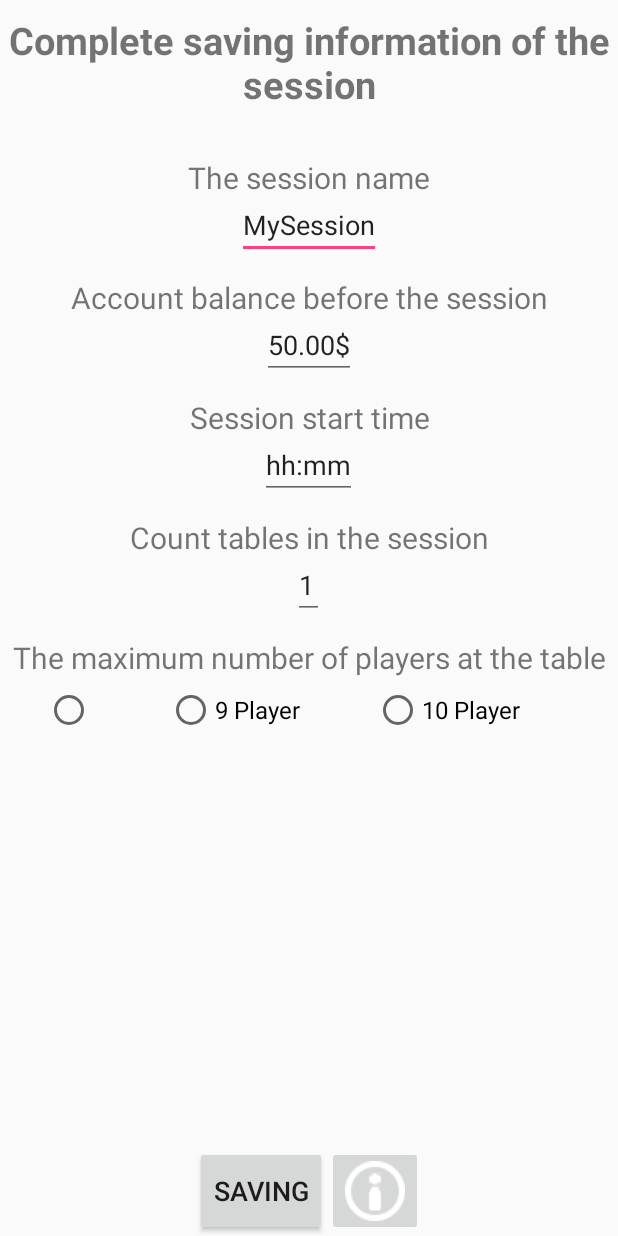
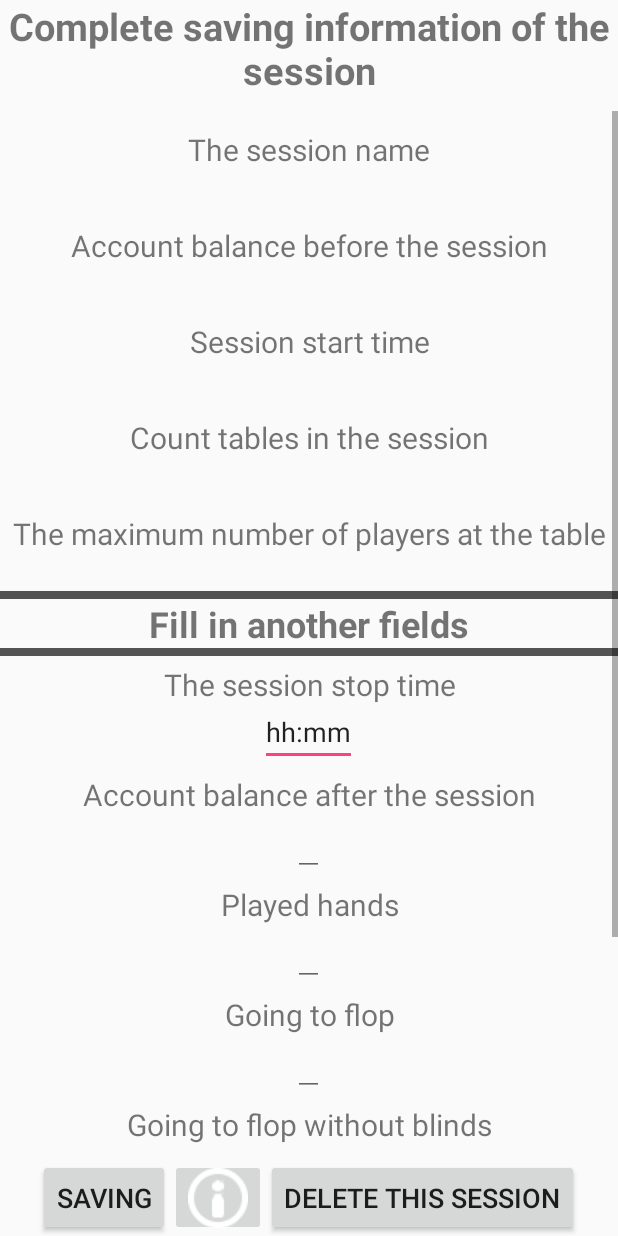
Before and after one commit to SebastianJavaGame/Poker-statistic, an Android app: the layout activity_save_data_after.xml on its own in the app's theme, with its tools: preview values and no code run, on a phone screen of 412 x 824 dp. Run offline under Robolectric (Android 15) with nearby library versions, the phone set to English and light mode, and no system bars.

Commit message:
Prepared layout with fields after the session

```diff
--- a/app/src/main/res/layout/activity_save_data_after.xml
+++ b/app/src/main/res/layout/activity_save_data_after.xml
@@ -13,8 +13,7 @@
         android:text="@string/header_activity_save_data_after"
         android:gravity="center"
         android:textSize="25dp"
-        android:textStyle="bold"
-        android:layout_weight="1"/>
+        android:textStyle="bold" />
 
     <ScrollView
         android:layout_width="match_parent"
@@ -36,14 +35,12 @@
                 android:gravity="center"
                 android:paddingTop="12dp"/>
 
-            <EditText
-                android:id="@+id/id_table"
+            <TextView
+                android:id="@+id/id_table_after"
                 android:layout_width="wrap_content"
                 android:layout_height="wrap_content"
                 android:paddingTop="5dp"
-                android:layout_gravity="center"
-                android:text="@string/activity_save_data_default_0"
-                android:inputType="number"/>
+                android:layout_gravity="center" />
 
             <TextView
                 android:layout_width="match_parent"
@@ -53,14 +50,13 @@
                 android:gravity="center"
                 android:paddingTop="12dp"/>
 
-            <EditText
-                android:id="@+id/balance_before"
+            <TextView
+                android:id="@+id/balance_after"
                 android:layout_width="wrap_content"
                 android:layout_height="wrap_content"
                 android:paddingTop="5dp"
-                android:layout_gravity="center"
-                android:text="@string/activity_save_data_default_1"
-                android:inputType="numberDecimal"/>
+                android:layout_gravity="center" />
+
 
             <TextView
                 android:layout_width="match_parent"
@@ -70,14 +66,12 @@
                 android:gravity="center"
                 android:paddingTop="12dp"/>
 
-            <EditText
-                android:id="@+id/time_before"
+            <TextView
+                android:id="@+id/time_after"
                 android:layout_width="wrap_content"
                 android:layout_height="wrap_content"
                 android:paddingTop="5dp"
-                android:layout_gravity="center"
-                android:text="@string/activity_save_data_default_2"
-                android:inputType="datetime"/>
+                android:layout_gravity="center" />
 
             <TextView
                 android:layout_width="match_parent"
@@ -87,14 +81,12 @@
                 android:gravity="center"
                 android:paddingTop="12dp"/>
 
-            <EditText
-                android:id="@+id/count_tables"
+            <TextView
+                android:id="@+id/count_tables_after"
                 android:layout_width="wrap_content"
                 android:layout_height="wrap_content"
                 android:paddingTop="5dp"
-                android:layout_gravity="center"
-                android:text="@string/activity_save_data_default_3"
-                android:inputType="number"/>
+                android:layout_gravity="center" />
 
             <TextView
                 android:layout_width="match_parent"
@@ -104,38 +96,142 @@
                 android:gravity="center"
                 android:paddingTop="12dp"/>
 
-            <RadioGroup
+            <TextView
+                android:id="@+id/max_player_after"
+                android:layout_width="wrap_content"
+                android:layout_height="wrap_content"
+                android:paddingTop="5dp"
+                android:layout_gravity="center" />
+
+            <View
                 android:layout_width="match_parent"
-                android:layout_height="match_parent"
-                android:orientation="horizontal"
+                android:layout_height="5dp"
+                android:background="@color/colorSeparatorSaving"/>
+
+            <TextView
+                android:layout_width="match_parent"
+                android:layout_height="wrap_content"
+                android:text="@string/activity_save_data_after_header"
+                android:gravity="center"
+                android:textSize="24dp"
+                android:textStyle="bold"/>
+
+            <View
+                android:layout_width="match_parent"
+                android:layout_height="5dp"
+                android:background="@color/colorSeparatorSaving"/>
+
+            <TextView
+                android:layout_width="match_parent"
+                android:layout_height="wrap_content"
                 android:paddingTop="5dp"
-                android:layout_marginLeft="30dp"
-                android:layout_marginRight="15dp">
+                android:gravity="center"
+                android:textSize="20dp"
+                android:text="The session stop time"/>
 
-                <RadioButton
-                    android:id="@+id/sixSeat"
-                    android:layout_width="wrap_content"
-                    android:layout_height="match_parent"
-                    android:layout_weight="1"
-                    android:textSize="16dp" />
+            <EditText
+                android:id="@+id/time_edit_after"
+                android:layout_width="wrap_content"
+                android:layout_height="wrap_content"
+                android:layout_gravity="center"
+                android:text="hh:mm"
+                android:paddingTop="5dp"/>
 
-                <RadioButton
-                    android:id="@+id/nineSeat"
-                    android:layout_width="wrap_content"
-                    android:layout_height="match_parent"
-                    android:text="9 Player"
-                    android:layout_weight="1"
-                    android:textSize="16dp" />
+            <TextView
+                android:layout_width="match_parent"
+                android:layout_height="wrap_content"
+                android:paddingTop="5dp"
+                android:gravity="center"
+                android:textSize="20dp"
+                android:text="Account balance after the session"/>
 
-                <RadioButton
-                    android:id="@+id/tenSeat"
-                    android:layout_width="wrap_content"
-                    android:layout_height="match_parent"
-                    android:text="10 Player"
-                    android:layout_weight="1"
-                    android:textSize="16dp" />
-            </RadioGroup>
+            <EditText
+                android:id="@+id/id_account_balance_after"
+                android:layout_width="wrap_content"
+                android:layout_height="wrap_content"
+                android:layout_gravity="center"
+                android:paddingTop="5dp"
+                android:inputType="numberDecimal"/>
 
+            <TextView
+                android:layout_width="match_parent"
+                android:layout_height="wrap_content"
+                android:paddingTop="5dp"
+                android:gravity="center"
+                android:textSize="20dp"
+                android:text="Played hands"
+                android:inputType="number"/>
+
+            <EditText
+                android:id="@+id/id_played_hands"
+                android:layout_width="wrap_content"
+                android:layout_height="wrap_content"
+                android:layout_gravity="center"
+                android:paddingTop="5dp"/>
+
+            <TextView
+                android:layout_width="match_parent"
+                android:layout_height="wrap_content"
+                android:paddingTop="5dp"
+                android:gravity="center"
+                android:textSize="20dp"
+                android:text="Going to flop"/>
+
+            <EditText
+                android:id="@+id/id_going_to_flop"
+                android:layout_width="wrap_content"
+                android:layout_height="wrap_content"
+                android:layout_gravity="center"
+                android:paddingTop="5dp"
+                android:inputType="number"/>
+
+            <TextView
+                android:layout_width="match_parent"
+                android:layout_height="wrap_content"
+                android:paddingTop="5dp"
+                android:gravity="center"
+                android:textSize="20dp"
+                android:text="Going to flop without blinds"/>
+
+            <EditText
+                android:id="@+id/id_going_to_flop_without_blinds"
+                android:layout_width="wrap_content"
+                android:layout_height="wrap_content"
+                android:layout_gravity="center"
+                android:paddingTop="5dp"
+                android:inputType="number"/>
+
+            <TextView
+                android:layout_width="match_parent"
+                android:layout_height="wrap_content"
+                android:paddingTop="5dp"
+                android:gravity="center"
+                android:textSize="20dp"
+                android:text="Winning"/>
+
+            <EditText
+                android:id="@+id/id_winning"
+                android:layout_width="wrap_content"
+                android:layout_height="wrap_content"
+                android:layout_gravity="center"
+                android:paddingTop="5dp"
+                android:inputType="number"/>
+
+            <TextView
+                android:layout_width="match_parent"
+                android:layout_height="wrap_content"
+                android:paddingTop="5dp"
+                android:gravity="center"
+                android:textSize="20dp"
+                android:text="Winning without show hands"/>
+
+            <EditText
+                android:id="@+id/id_winning_without_show_hands"
+                android:layout_width="wrap_content"
+                android:layout_height="wrap_content"
+                android:layout_gravity="center"
+                android:paddingTop="5dp"
+                android:inputType="number"/>
         </LinearLayout>
     </ScrollView>
 
@@ -160,5 +256,13 @@
             android:layout_gravity="right"
             android:src="@drawable/info"
             android:onClick="SavingInfo" />
+
+        <Button
+            android:layout_width="wrap_content"
+            android:layout_height="match_parent"
+            android:layout_gravity="bottom"
+            android:text="Delete this session"
+            android:textSize="18dp"
+            android:onClick="DeleteSession"/>
     </LinearLayout>
 </LinearLayout>
--- a/app/src/main/res/values/colors.xml
+++ b/app/src/main/res/values/colors.xml
@@ -4,4 +4,5 @@
     <color name="colorPrimaryDark">#303F9F</color>
     <color name="colorAccent">#FF4081</color>
     <color name="colorSeparator">#efeeee</color>
+    <color name="colorSeparatorSaving">#535353</color>
 </resources>
--- a/app/src/main/res/values/strings.xml
+++ b/app/src/main/res/values/strings.xml
@@ -30,4 +30,5 @@
 
     <string name="header_activity_save_data_after">Complete saving information of the session</string>
     <string name="button_activity_save_data_after">Saving</string>
+    <string name="activity_save_data_after_header">Fill in another fields</string>
 </resources>
```
Also changed, not shown: app/src/main/AndroidManifest.xml (+8 -0 lines), app/src/main/java/com/sebastian/scislak/pokerstatistics/Activities/MainMenu.java (+5 -2 lines), app/src/main/java/com/sebastian/scislak/pokerstatistics/Activities/SaveDataAfter.java (+93 -1 lines), app/src/main/java/com/sebastian/scislak/pokerstatistics/Activities/SaveDataBefore.java (+6 -31 lines), app/src/main/java/com/sebastian/scislak/pokerstatistics/ScriptsClass/MyTimePicker.java (added, +52 -0 lines), app/src/main/java/com/sebastian/scislak/pokerstatistics/ScriptsClass/SharedPreferenceManager.java (+9 -11 lines), app/src/main/res/layout/activity_save_data_before.xml (+4 -7 lines).
